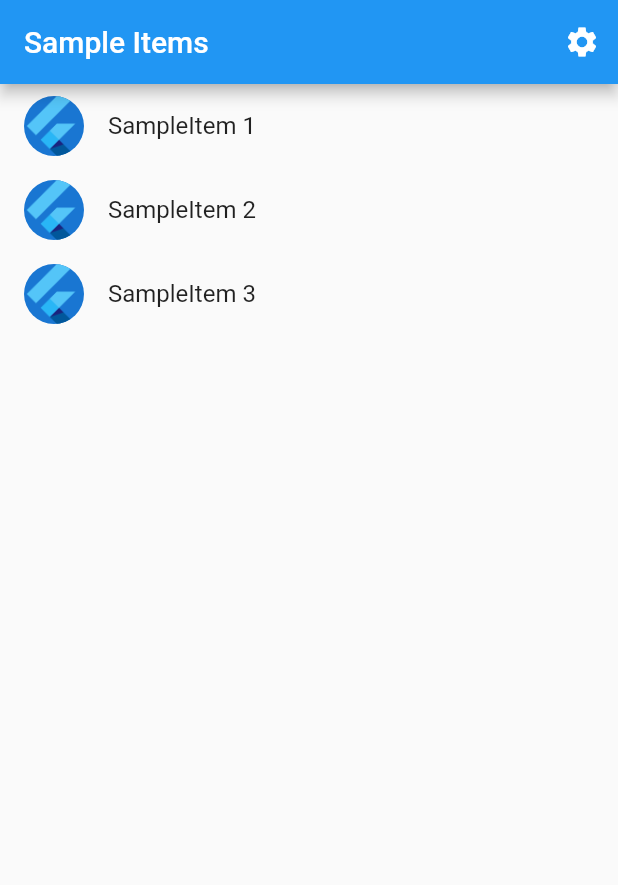
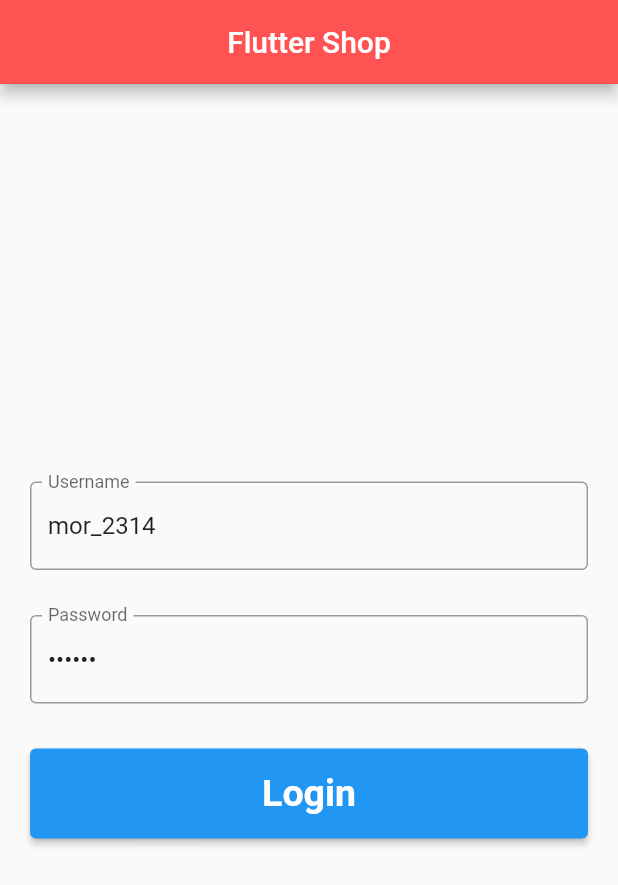
Before and after one commit to martinericksonn/Lapetaje-FakeStore, a Flutter app: the screen it shows after launch, on a phone screen of 412 x 824 dp. Shown: the top 885 px of the screen. Run offline on Flutter 3.47's test engine with Material 2 defaults, Android fonts, the phone set to English and light mode, and no system bars; generated files the repository leaves out were written again.

Commit message:
implementation of login screen

```diff
--- a/fakestore/lib/main.dart
+++ b/fakestore/lib/main.dart
@@ -1,20 +1,24 @@
 import 'package:flutter/material.dart';
 
-import 'src/app.dart';
-import 'src/settings/settings_controller.dart';
-import 'src/settings/settings_service.dart';
+import 'src/screens/login_screen.dart';
 
-void main() async {
-  // Set up the SettingsController, which will glue user settings to multiple
-  // Flutter Widgets.
-  final settingsController = SettingsController(SettingsService());
+void main() {
+  runApp(const MyApp());
+}
 
-  // Load the user's preferred theme while the splash screen is displayed.
-  // This prevents a sudden theme change when the app is first displayed.
-  await settingsController.loadSettings();
+class MyApp extends StatelessWidget {
+  const MyApp({Key? key}) : super(key: key);
 
-  // Run the app and pass in the SettingsController. The app listens to the
-  // SettingsController for changes, then passes it further down to the
-  // SettingsView.
-  runApp(MyApp(settingsController: settingsController));
+  // This widget is the root of your application.
+  @override
+  Widget build(BuildContext context) {
+    return MaterialApp(
+      title: 'Fake Store',
+      debugShowCheckedModeBanner: false,
+      theme: ThemeData(
+        primarySwatch: Colors.blue,
+      ),
+      home: LoginScreen(),
+    );
+  }
 }
--- /dev/null
+++ b/fakestore/lib/src/screens/login_screen.dart
@@ -0,0 +1,116 @@
+import 'package:flutter/material.dart';
+import 'package:flutter/services.dart';
+
+import '../services/api_service.dart';
+// import 'home.dart';
+
+class LoginScreen extends StatefulWidget {
+  LoginScreen({Key? key}) : super(key: key);
+
+  @override
+  State<LoginScreen> createState() => _LoginScreenState();
+}
+
+class _LoginScreenState extends State<LoginScreen> {
+  final ApiService apiService = ApiService();
+
+  final TextEditingController nameCtrl = TextEditingController(
+    text: 'mor_2314',
+  );
+
+  final TextEditingController passwordCtrl = TextEditingController(
+    text: '83r5^_',
+  );
+
+  bool loading = false;
+
+  @override
+  Widget build(BuildContext context) {
+    return Scaffold(
+      appBar: AppBar(
+        title: const Text('Flutter Shop'),
+        centerTitle: true,
+        backgroundColor: Colors.redAccent,
+      ),
+      body: loading
+          ? const Center(child: CircularProgressIndicator())
+          : Container(
+              margin: const EdgeInsets.all(20),
+              child: Column(
+                mainAxisAlignment: MainAxisAlignment.center,
+                crossAxisAlignment: CrossAxisAlignment.stretch,
+                children: [
+                  TextField(
+                    controller: nameCtrl,
+                    decoration: const InputDecoration(
+                      labelText: 'Username',
+                      border: OutlineInputBorder(),
+                    ),
+                  ),
+                  const SizedBox(height: 30),
+                  TextField(
+                    controller: passwordCtrl,
+                    decoration: const InputDecoration(
+                      labelText: 'Password',
+                      border: OutlineInputBorder(),
+                    ),
+                    obscureText: true,
+                  ),
+                  const SizedBox(height: 30),
+                  SizedBox(
+                    height: 60,
+                    child: ElevatedButton(
+                      onPressed: () async {
+                        setState(() {
+                          loading = true;
+                        });
+                        final getToken = await apiService.login(
+                          nameCtrl.text,
+                          passwordCtrl.text,
+                        );
+
+                        setState(() {
+                          loading = false;
+                        });
+                        if (getToken != null && getToken['token'] != null) {
+                          ScaffoldMessenger.of(context).showSnackBar(
+                            const SnackBar(
+                              content: Text('Successfully logged in'),
+                              backgroundColor:
+                                  Color.fromARGB(255, 215, 224, 215),
+                            ),
+                          );
+                          // Future.delayed(
+                          //   const Duration(seconds: 2),
+                          //   () =>
+                          //   Navigator.pushReplacement(
+                          //     context,
+                          //     MaterialPageRoute(
+                          //       builder: (_) => const HomeScreen(),
+                          //     ),
+                          //   ),
+                          // );
+                        } else {
+                          ScaffoldMessenger.of(context).showSnackBar(
+                            const SnackBar(
+                              content: Text('Incorrect username or password'),
+                              backgroundColor: Colors.red,
+                            ),
+                          );
+                        }
+                      },
+                      child: const Text(
+                        'Login',
+                        style: TextStyle(
+                          fontSize: 25,
+                          fontWeight: FontWeight.bold,
+                        ),
+                      ),
+                    ),
+                  ),
+                ],
+              ),
+            ),
+    );
+  }
+}
--- /dev/null
+++ b/fakestore/lib/src/services/api_service.dart
@@ -0,0 +1,20 @@
+import 'dart:convert';
+
+import 'package:http/http.dart' as http;
+
+class ApiService {
+  static const String baseUrl = 'https://fakestoreapi.com';
+  static const headers = {'Content-Type': 'application/json'};
+  Future<dynamic> login(String name, String password) {
+    return http
+        .post(Uri.parse("$baseUrl/auth/login"),
+            headers: headers,
+            body: json.encode({"username": name, "password": password}))
+        .then((data) {
+      ;
+      print(data.body);
+
+      return data.body;
+    }).catchError((error) => print(error));
+  }
+}
```
